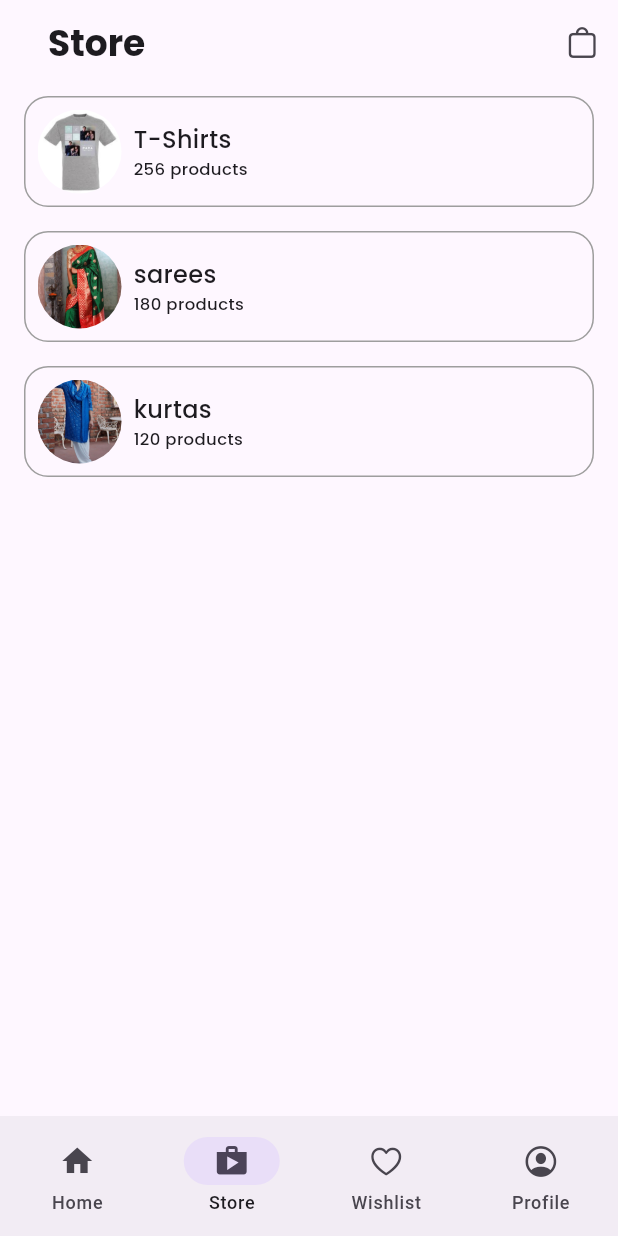
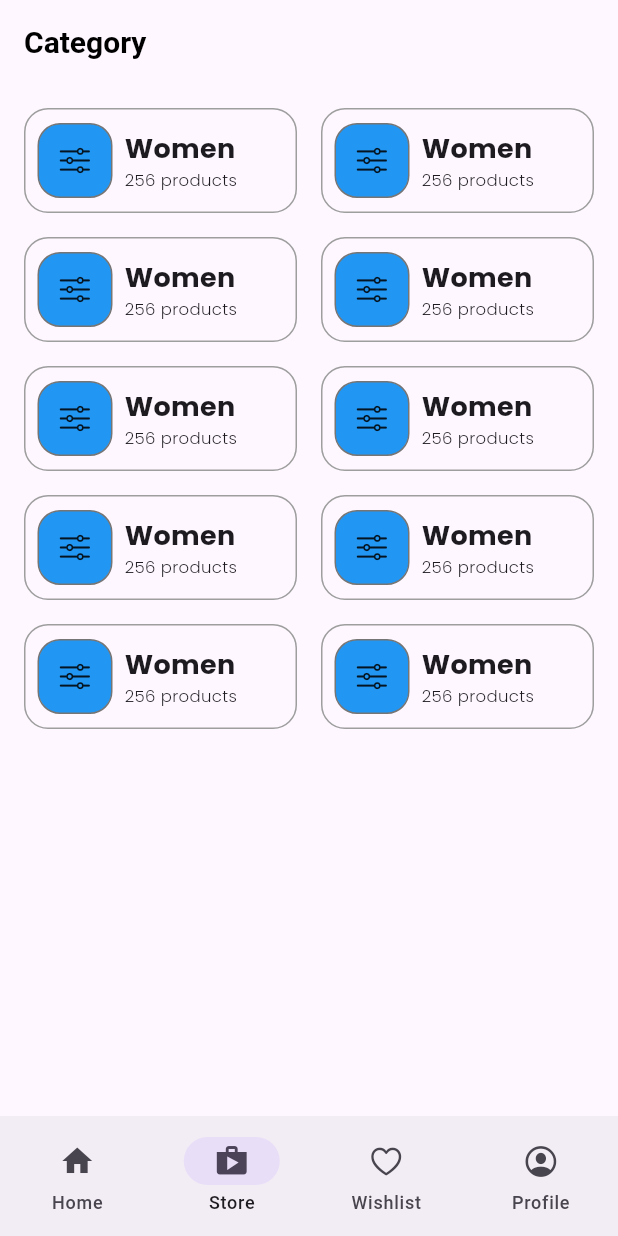
Before and after one commit to jvyshnav/awademo, a Flutter app: the screen it shows after launch, item 2 of the bottom bar chosen, on a phone screen of 412 x 824 dp. Run offline on Flutter 3.47's test engine with Material 3 defaults, Android fonts, the phone set to English and light mode, and no system bars; our stand-ins replace firebase_auth, firebase_core, get, google_fonts, readmore, smooth_page_indicator; missing offline and left inert: carousel_slider_plus, flutter_pannable_rating_bar; accounts and stored records are empty.

```diff
--- /dev/null
+++ b/lib/screens/category/category_card.dart
@@ -0,0 +1,61 @@
+import 'package:awademo/widgets/costom_shapes/container/rounded_container.dart';
+import 'package:flutter/cupertino.dart';
+import 'package:flutter/material.dart';
+import 'package:google_fonts/google_fonts.dart';
+
+class TCategoryCard extends StatelessWidget {
+  const TCategoryCard({super.key, required this.showBorder, this.onTap});
+
+  final bool showBorder;
+  final void Function()? onTap;
+
+  @override
+  Widget build(BuildContext context) {
+    return GestureDetector(
+      onTap: onTap,
+      child: TRoundedContainer(
+        showBorder: true,
+        backgroundColor: Colors.transparent,
+        padding: const EdgeInsets.all(8),
+        child: Row(
+          children: [
+            Flexible(
+              child: Container(
+                  decoration: BoxDecoration(
+                      borderRadius: BorderRadius.circular(
+                        15,
+                      ),
+                      color: Colors.blue,
+                      border: Border.all(color: Colors.grey.shade600)),
+                  height: 50,
+                  width: 50,
+                  child: const Icon(CupertinoIcons.slider_horizontal_3)),
+            ),
+            const SizedBox(
+              width: 8,
+            ),
+            Expanded(
+              child: Column(
+                crossAxisAlignment: CrossAxisAlignment.start,
+                mainAxisAlignment: MainAxisAlignment.center,
+                children: [
+                  Text(
+                    "Women",
+                    style: GoogleFonts.poppins(
+                        fontWeight: FontWeight.bold, fontSize: 18),
+                  ),
+                  Text(
+                    "256 products",
+                    style: GoogleFonts.poppins(
+                        fontWeight: FontWeight.w300, fontSize: 11),
+                    overflow: TextOverflow.ellipsis,
+                  ),
+                ],
+              ),
+            ),
+          ],
+        ),
+      ),
+    );
+  }
+}
--- a/lib/screens/store/store.dart
+++ b/lib/screens/store/store.dart
@@ -1,66 +1,98 @@
+import 'package:awademo/screens/all_products/all_products.dart';
 import 'package:awademo/screens/store/typecard_for_store.dart';
 import 'package:flutter/cupertino.dart';
 import 'package:flutter/material.dart';
+import 'package:get/get.dart';
 import 'package:google_fonts/google_fonts.dart';
 import 'package:awademo/widgets/appbar/appbar.dart';
 
+import '../../widgets/layouts/grid_layouts.dart';
+import '../category/category_card.dart';
+
 class Store extends StatelessWidget {
   const Store({super.key});
-
-  final List<Map<String, String>> cardData = const [
-    {
-      'imagePath': 'assets/store/tshirt.jpg',
-      'title': 'T-Shirts',
-      'subtitle': '256 products',
-    },
-    {
-      'imagePath': 'assets/slider/slider2.webp',
-      'title': 'sarees',
-      'subtitle': '180 products',
-    },
-    {
-      'imagePath': 'assets/slider/slider1.jpg',
-      'title': 'kurtas',
-      'subtitle': '120 products',
-    },
-    // Add more items as needed
-  ];
 
   @override
   Widget build(BuildContext context) {
     return Scaffold(
       appBar: TAppBar(
-        title: Padding(
-          padding: const EdgeInsets.only(left: 16.0),
-          child: Text(
-            "Store",
-            style: GoogleFonts.poppins(
-              fontWeight: FontWeight.bold,
-              fontSize: 24,
-            ),
-          ),
+        title: Text("Category"),
+      ),
+      body: SingleChildScrollView(
+        padding: EdgeInsets.all(16),
+        child: Column(
+          children: [
+            ///
+
+            TGridLayout(
+              mainAxisExtent: 70,
+              itemCount: 10,
+              itemBuilder: (context, index) => TCategoryCard(onTap: () => Get.to(()=>const AllProductsScreen()),
+                showBorder: true,
+
+              ),
+            )
+          ],
         ),
-        actions: [
-          IconButton(
-            onPressed: () {},
-            icon: const Icon(
-              CupertinoIcons.bag,
-              size: 24,
-            ),
-          ),
-        ],
-      ),
-      body: ListView.builder(
-        itemCount: cardData.length,
-        itemBuilder: (context, index) {
-          final item = cardData[index];
-          return TTypeCard(
-            imagePath: item['imagePath']!,
-            title: item['title']!,
-            subtitle: item['subtitle']!,
-          );
-        },
       ),
     );
   }
 }
+
+//   final List<Map<String, String>> cardData = const [
+//     {
+//       'imagePath': 'assets/store/tshirt.jpg',
+//       'title': 'T-Shirts',
+//       'subtitle': '256 products',
+//     },
+//     {
+//       'imagePath': 'assets/slider/slider2.webp',
+//       'title': 'sarees',
+//       'subtitle': '180 products',
+//     },
+//     {
+//       'imagePath': 'assets/slider/slider1.jpg',
+//       'title': 'kurtas',
+//       'subtitle': '120 products',
+//     },
+//     // Add more items as needed
+//   ];
+//
+//   @override
+//   Widget build(BuildContext context) {
+//     return Scaffold(
+//       appBar: TAppBar(
+//         title: Padding(
+//           padding: const EdgeInsets.only(left: 16.0),
+//           child: Text(
+//             "Store",
+//             style: GoogleFonts.poppins(
+//               fontWeight: FontWeight.bold,
+//               fontSize: 24,
+//             ),
+//           ),
+//         ),
+//         actions: [
+//           IconButton(
+//             onPressed: () {},
+//             icon: const Icon(
+//               CupertinoIcons.bag,
+//               size: 24,
+//             ),
+//           ),
+//         ],
+//       ),
+//       body: ListView.builder(
+//         itemCount: cardData.length,
+//         itemBuilder: (context, index) {
+//           final item = cardData[index];
+//           return TTypeCard(
+//             imagePath: item['imagePath']!,
+//             title: item['title']!,
+//             subtitle: item['subtitle']!,
+//           );
+//         },
+//       ),
+//     );
+//   }
+// }
--- a/lib/widgets/appbar/appbar.dart
+++ b/lib/widgets/appbar/appbar.dart
@@ -33,7 +33,7 @@ class TAppBar extends StatelessWidget implements PreferredSizeWidget {
                   icon: Icon(leadingIcon),
                 )
               : null,
-      title: title,
+      title: title,titleTextStyle: TextStyle(fontWeight: FontWeight.bold,color: Colors.black,fontSize: 20),
       actions: actions,
     );
   }
```
Also changed, not shown: lib/screens/all_products/all_products.dart (added, +26 -0 lines), lib/screens/order_screen/order.dart (added, +16 -0 lines), lib/screens/profile/profile.dart (+4 -3 lines), lib/screens/success_screen/success_screen.dart (+18 -10 lines), lib/widgets/orders_list/orders_list.dart (added, +139 -0 lines), lib/widgets/products/sortable/sortable_products.dart (added, +41 -0 lines).
